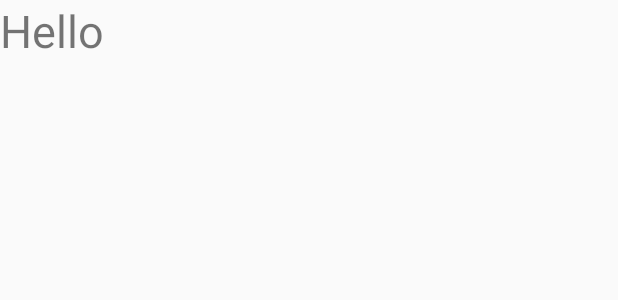
After one commit to atalantus/Wokabel-App, an Android app: the layout fragment_settings.xml on its own in the app's theme, with its tools: preview values and no code run, on a phone screen of 412 x 824 dp. The commit adds this screen. Shown: the top 300 px of the screen. Run offline under Robolectric (Android 15) with nearby library versions, the phone set to English and light mode, and no system bars.

Commit message:
buggy version of BottomNavigationBar with three Fragments
Three new classes extending Fragment. Absolutely not final, but better then none.

```diff
--- a/App/app/build.gradle
+++ b/App/app/build.gradle
@@ -24,6 +24,7 @@ dependencies {
     implementation 'com.android.support:design:28.0.0-alpha3'
     implementation 'com.android.support.constraint:constraint-layout:1.1.2'
     implementation 'com.android.support:support-v4:28.0.0-alpha3'
+    implementation 'com.google.android.gms:play-services-plus:15.0.1'
     testImplementation 'junit:junit:4.12'
     androidTestImplementation 'com.android.support.test:runner:1.0.2'
     androidTestImplementation 'com.android.support.test.espresso:espresso-core:3.0.2'
--- a/App/app/src/main/res/layout/activity_subject_select.xml
+++ b/App/app/src/main/res/layout/activity_subject_select.xml
@@ -30,6 +30,12 @@
         app:layout_constraintRight_toRightOf="parent"
         app:menu="@menu/navigation" />
 
+    <FrameLayout
+        android:id="@+id/frame"
+        android:layout_width="match_parent"
+        android:layout_height="match_parent"
+        android:animateLayoutChanges="true"/>
+
 
 
 </android.support.constraint.ConstraintLayout>
--- /dev/null
+++ b/App/app/src/main/res/layout/fragment_settings.xml
@@ -0,0 +1,14 @@
+<FrameLayout xmlns:android="http://schemas.android.com/apk/res/android"
+    xmlns:tools="http://schemas.android.com/tools"
+    android:layout_width="match_parent"
+    android:layout_height="match_parent"
+    tools:context=".views.SettingsFragment">
+
+    <TextView
+        android:id="@+id/settings"
+        android:layout_width="wrap_content"
+        android:layout_height="wrap_content"
+        android:text="Hello"
+        android:textSize="30sp"/>
+
+</FrameLayout>
--- a/App/app/src/main/res/layout/fragment_subject_select.xml
+++ b/App/app/src/main/res/layout/fragment_subject_select.xml
@@ -1,5 +1,5 @@
 <?xml version="1.0" encoding="utf-8"?>
-<FrameLayout xmlns:android="http://schemas.android.com/apk/res/android"
+<RelativeLayout xmlns:android="http://schemas.android.com/apk/res/android"
     xmlns:tools="http://schemas.android.com/tools"
     android:layout_width="match_parent"
     android:layout_height="match_parent"
@@ -12,4 +12,4 @@
         android:background="@android:drawable/btn_dropdown"
         android:spinnerMode="dropdown"/>
 
-</FrameLayout>
+</RelativeLayout>
```
Also changed, not shown: App/app/src/main/AndroidManifest.xml (+6 -1 lines), App/app/src/main/java/com/wokabel/app/wokabel/views/OptionsFragment.java (added, +37 -0 lines), App/app/src/main/java/com/wokabel/app/wokabel/views/SettingsFragment.java (added, +35 -0 lines), App/app/src/main/java/com/wokabel/app/wokabel/views/SubjectSelect.java (+16 -11 lines), App/app/src/main/java/com/wokabel/app/wokabel/views/SubjectSelectFragment.java (+9 -0 lines), App/app/src/main/res/layout/fragment_options.xml (added, +15 -0 lines).
